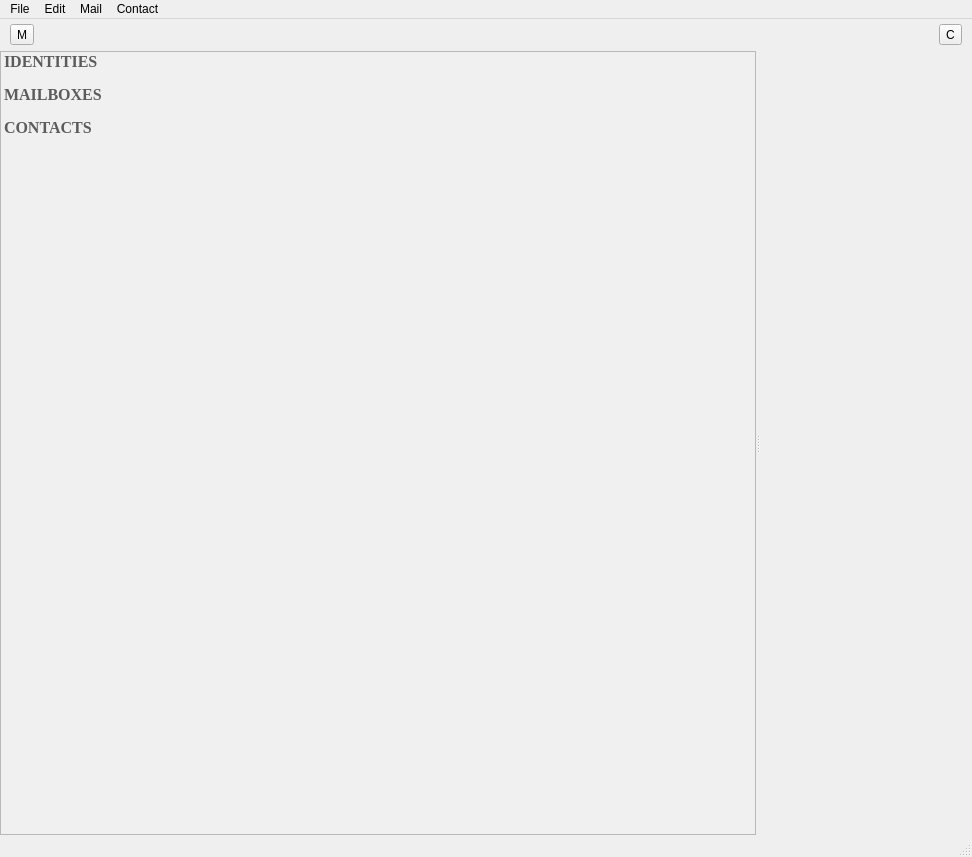
This is KeyhoteeMainWindow.ui in InvictusInnovations/keyhotee as Qt 5 draws it before an edit. The edited form follows.
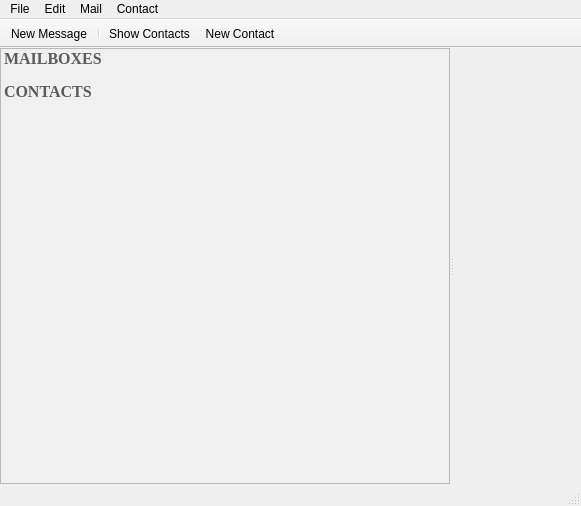
This is the edited form. The open tabs and pages were chosen to show the change. Icons and pictures are not drawn. Custom widgets are drawn as their Qt base class.

Patch:
```diff
--- a/KeyhoteeMainWindow.ui
+++ b/KeyhoteeMainWindow.ui
@@ -6,8 +6,8 @@
    <rect>
     <x>0</x>
     <y>0</y>
-    <width>972</width>
-    <height>857</height>
+    <width>581</width>
+    <height>506</height>
    </rect>
   </property>
   <property name="windowTitle">
@@ -37,66 +37,6 @@
      <number>0</number>
     </property>
     <item row="0" column="0">
-     <widget class="QWidget" name="fixed_tool_bar" native="true">
-      <property name="minimumSize">
-       <size>
-        <width>0</width>
-        <height>32</height>
-       </size>
-      </property>
-      <property name="maximumSize">
-       <size>
-        <width>16777215</width>
-        <height>32</height>
-       </size>
-      </property>
-      <layout class="QHBoxLayout" name="horizontalLayout">
-       <property name="spacing">
-        <number>5</number>
-       </property>
-       <property name="leftMargin">
-        <number>10</number>
-       </property>
-       <property name="topMargin">
-        <number>0</number>
-       </property>
-       <property name="rightMargin">
-        <number>10</number>
-       </property>
-       <property name="bottomMargin">
-        <number>0</number>
-       </property>
-       <item>
-        <widget class="QToolButton" name="new_message_button">
-         <property name="text">
-          <string>M</string>
-         </property>
-        </widget>
-       </item>
-       <item>
-        <spacer name="horizontalSpacer">
-         <property name="orientation">
-          <enum>Qt::Horizontal</enum>
-         </property>
-         <property name="sizeHint" stdset="0">
-          <size>
-           <width>889</width>
-           <height>20</height>
-          </size>
-         </property>
-        </spacer>
-       </item>
-       <item>
-        <widget class="QToolButton" name="new_contact_button">
-         <property name="text">
-          <string>C</string>
-         </property>
-        </widget>
-       </item>
-      </layout>
-     </widget>
-    </item>
-    <item row="1" column="0">
      <widget class="QSplitter" name="splitter">
       <property name="orientation">
        <enum>Qt::Horizontal</enum>
@@ -195,33 +135,6 @@
          <string>Name</string>
         </property>
        </column>
-       <item>
-        <property name="text">
-         <string>IDENTITIES</string>
-        </property>
-        <property name="font">
-         <font>
-          <family>Georgia</family>
-          <pointsize>12</pointsize>
-          <weight>75</weight>
-          <bold>true</bold>
-         </font>
-        </property>
-        <property name="foreground">
-         <brush brushstyle="SolidPattern">
-          <color alpha="255">
-           <red>91</red>
-           <green>91</green>
-           <blue>91</blue>
-          </color>
-         </brush>
-        </property>
-       </item>
-       <item>
-        <property name="text">
-         <string/>
-        </property>
-       </item>
        <item>
         <property name="text">
          <string>MAILBOXES</string>
@@ -329,9 +242,6 @@
          <property name="spacing">
           <number>0</number>
          </property>
-         <item row="0" column="0">
-          <widget class="ContactsTable" name="widget" native="true"/>
-         </item>
         </layout>
        </widget>
       </widget>
@@ -344,7 +254,7 @@
     <rect>
      <x>0</x>
      <y>0</y>
-     <width>972</width>
+     <width>581</width>
      <height>22</height>
     </rect>
    </property>
@@ -376,6 +286,30 @@
    <addaction name="menuContact"/>
   </widget>
   <widget class="QStatusBar" name="statusbar"/>
+  <widget class="QToolBar" name="toolbar">
+   <property name="windowTitle">
+    <string>toolBar</string>
+   </property>
+   <property name="movable">
+    <bool>false</bool>
+   </property>
+   <property name="iconSize">
+    <size>
+     <width>48</width>
+     <height>48</height>
+    </size>
+   </property>
+   <attribute name="toolBarArea">
+    <enum>TopToolBarArea</enum>
+   </attribute>
+   <attribute name="toolBarBreak">
+    <bool>false</bool>
+   </attribute>
+   <addaction name="actionNew_Message"/>
+   <addaction name="separator"/>
+   <addaction name="actionShow_Contacts"/>
+   <addaction name="actionNew_Contact"/>
+  </widget>
   <action name="actionMail">
    <property name="text">
     <string>Mail</string>
@@ -391,8 +325,23 @@
     <string>New Message</string>
    </property>
   </action>
+  <action name="actionShow_Contacts">
+   <property name="icon">
+    <iconset resource="Keyhotee.qrc">
+     <normaloff>:/images/address_book.png</normaloff>:/images/address_book.png</iconset>
+   </property>
+   <property name="text">
+    <string>Show Contacts</string>
+   </property>
+  </action>
  </widget>
  <customwidgets>
+  <customwidget>
+   <class>ContactView</class>
+   <extends>QWidget</extends>
+   <header>AddressBook/ContactView.hpp</header>
+   <container>1</container>
+  </customwidget>
   <customwidget>
    <class>ContactsTable</class>
    <extends>QWidget</extends>
```
Left out of the diff: 54 changed lines with no effect on the pictures.
